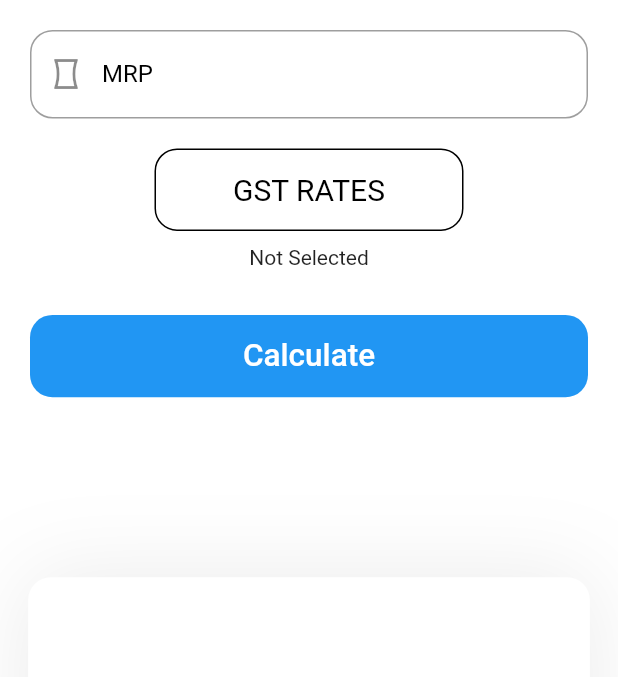
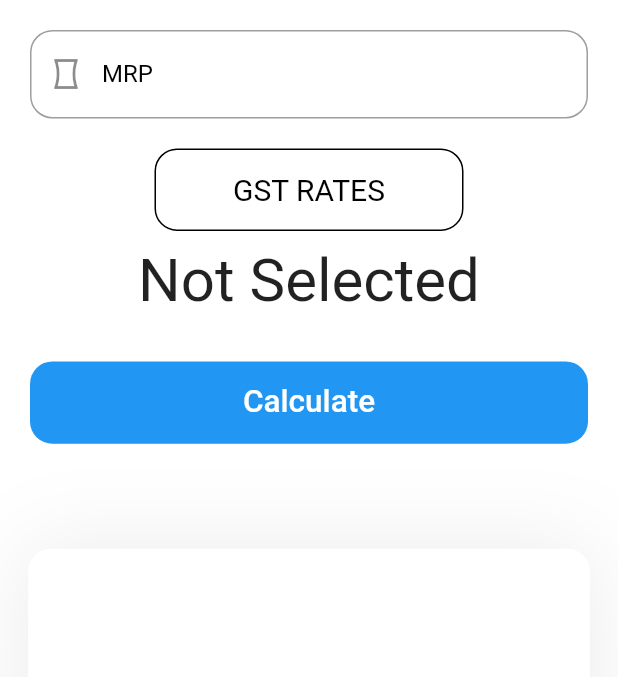
Before and after one commit to BullsEye34/no_gst_calculator, a Flutter app: the screen it shows after launch, on a phone screen of 412 x 824 dp, the part 84-761 px from its top. Run offline on Flutter 3.47's test engine with Material 2 defaults, Android fonts, the phone set to English and light mode, and no system bars; missing offline and left inert: flutter_cupertino_data_picker.

Commit message:
Increase FontSize

```diff
--- a/lib/app.dart
+++ b/lib/app.dart
@@ -128,6 +128,7 @@ class _GSTFormState extends State<app> {
                     (newRate == null)
                         ? 'Not Selected'
                         : newRate.toString() + '%',
+                    style: TextStyle(fontSize: 40),
                   ),
                 ),
               ),
@@ -159,7 +160,7 @@ class _GSTFormState extends State<app> {
                 ),
               ),
               SizedBox(
-                height: 100,
+                height: 50,
               ),
               Center(
                 child: Container(
```
